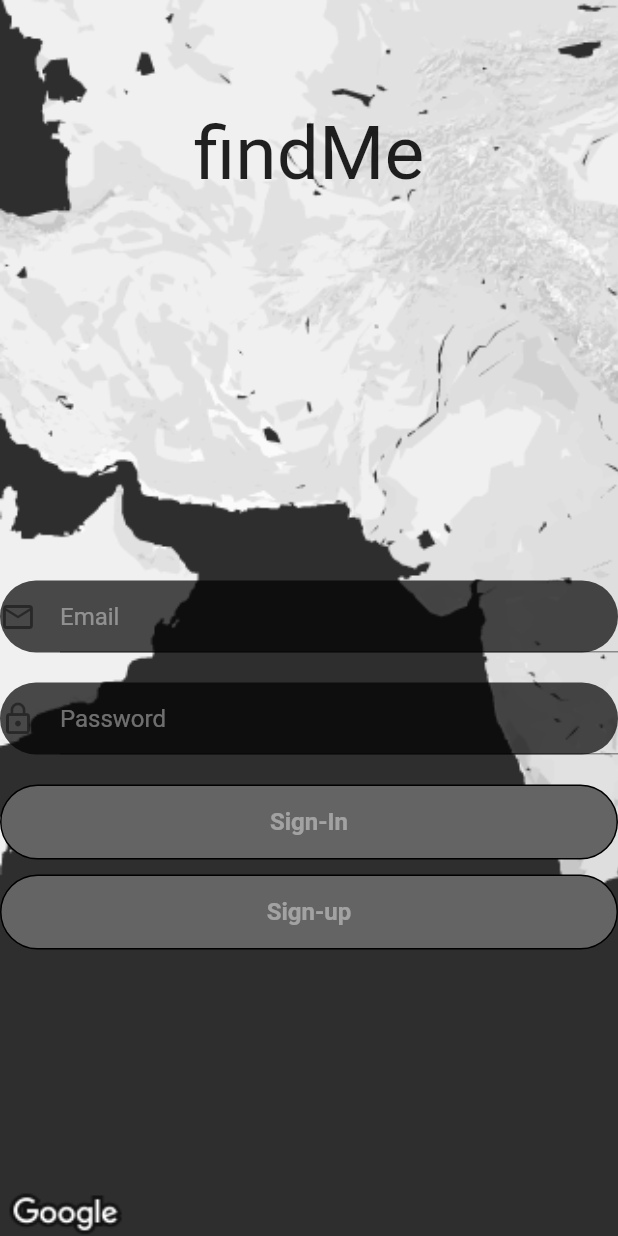
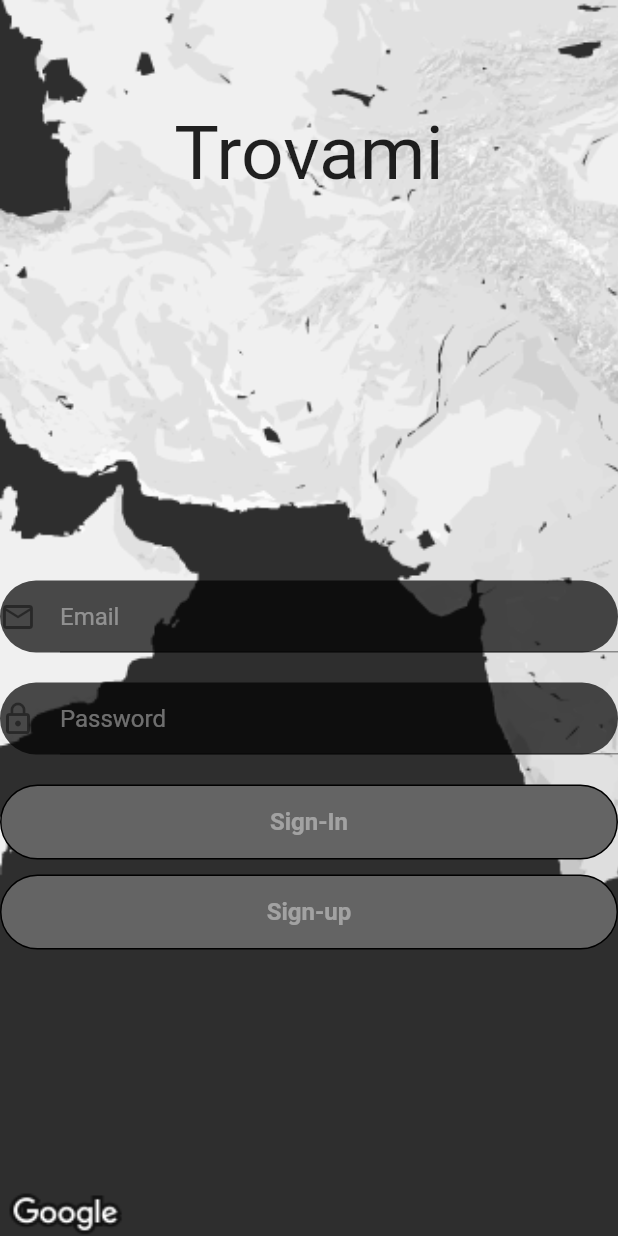
Before and after one commit to Jesselija/findMe, a Flutter app: the screen it shows after launch, on a phone screen of 412 x 824 dp. Run offline on Flutter 3.47's test engine with Material 2 defaults, Android fonts, the phone set to English and light mode, and no system bars; our stand-ins replace cloud_firestore, firebase_auth, firebase_core, firebase_database, google_maps_flutter, google_sign_in and 1 more; accounts and stored records are empty.

Commit message:
updated code

```diff
--- a/lib/Strings.dart
+++ b/lib/Strings.dart
@@ -1,3 +1,3 @@
 class Strings {
-  static String appName       = "findMe";
+  static String appName       = "Trovami";
 }
```
Also changed, not shown: pubspec.lock (deleted), 3 other files.
